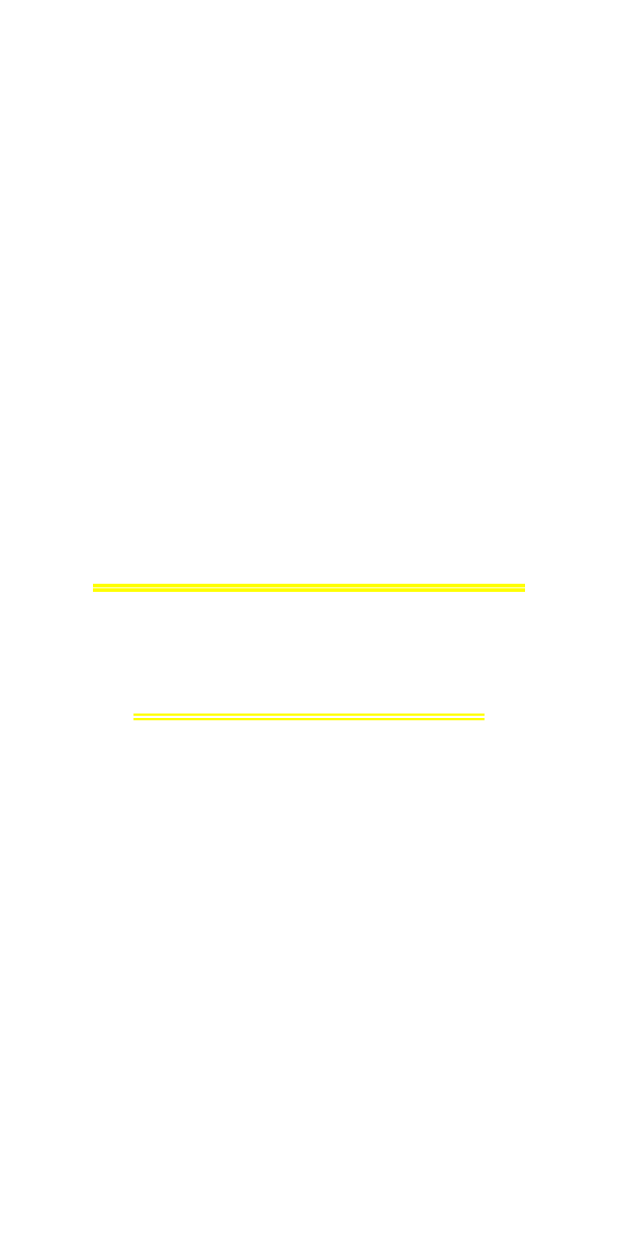
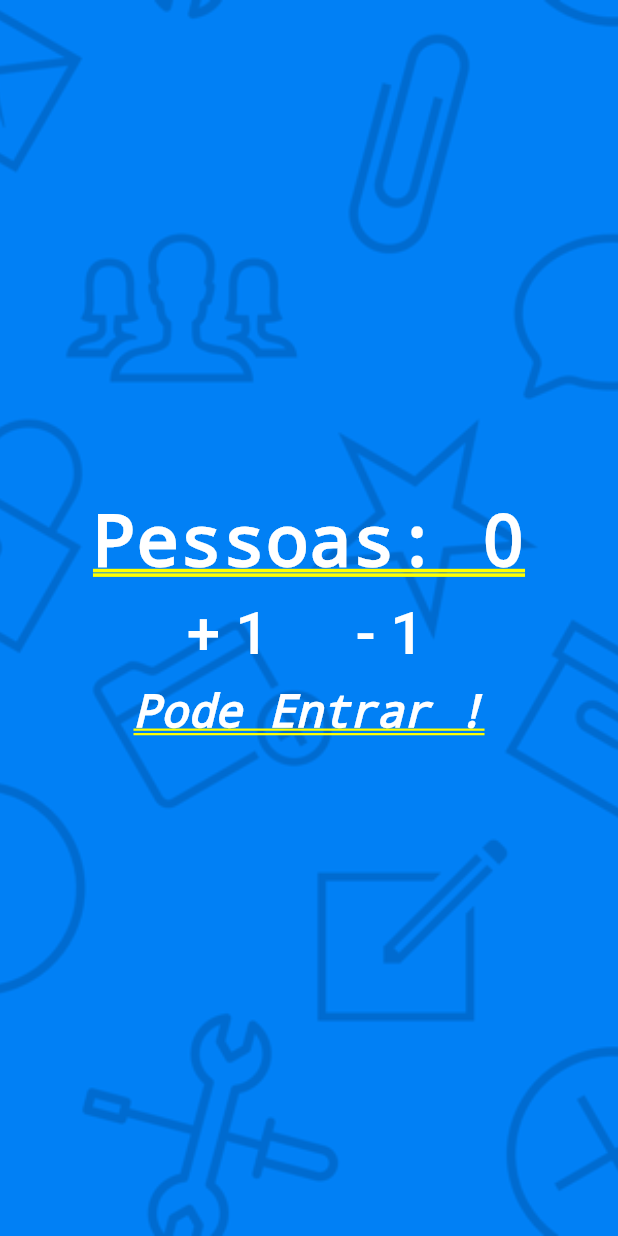
Before and after one commit to Klapowsko/contadodepessoas, a Flutter app: the screen it shows after launch, after a tap on "+ 1", on a phone screen of 412 x 824 dp. Run offline on Flutter 3.47's test engine with Material 2 defaults, Android fonts, the phone set to English and light mode, and no system bars.

```diff
--- a/lib/main.dart
+++ b/lib/main.dart
@@ -3,29 +3,41 @@ import 'package:flutter/material.dart';
 void main() {
   runApp(MaterialApp(
       title: "Contador de Pessoas",
-      home: Column(
+      home: Stack(
+        children: <Widget>[
+          Image.asset(
+            "images/background.png",
+            fit: BoxFit.cover,
+            height: 1000.0,
+          ),
+          Column(
             mainAxisAlignment: MainAxisAlignment.center,
             children: <Widget>[
               Text(
                 "Pessoas: 0",
-            style: TextStyle(color: Colors.white, fontWeight: FontWeight.bold),
+                style:
+                    TextStyle(color: Colors.white, fontWeight: FontWeight.bold),
               ),
               Row(
                 mainAxisAlignment: MainAxisAlignment.center,
                 children: <Widget>[
-              FlatButton(
-                child: Text(
-                    "+ 1",
-                    style: TextStyle(fontSize: 40.0, color: Colors.white)
+                  Padding(
+                    padding: EdgeInsets.all(10.0),
+                    child: FlatButton(
+                      child: Text("+ 1",
+                          style:
+                              TextStyle(fontSize: 40.0, color: Colors.white)),
+                      onPressed: () {},
                     ),
-                onPressed: (){},
                   ),
-              FlatButton(
-                child: Text(
-                    "- 1",
-                    style: TextStyle(fontSize: 40.0, color: Colors.white)
+                  Padding(
+                    padding: EdgeInsets.all(10.0),
+                    child: FlatButton(
+                      child: Text("- 1",
+                          style:
+                              TextStyle(fontSize: 40.0, color: Colors.white)),
+                      onPressed: () {},
                     ),
-                onPressed: (){},
                   ),
                 ],
               ),
@@ -37,5 +49,7 @@ void main() {
                     fontSize: 30.0),
               ),
             ],
+          )
+        ],
       )));
 }
--- a/pubspec.yaml
+++ b/pubspec.yaml
@@ -45,6 +45,9 @@ flutter:
   #  - images/a_dot_burr.jpeg
   #  - images/a_dot_ham.jpeg
 
+  assets:
+    - images/background.png
+
   # An image asset can refer to one or more resolution-specific "variants", see
   # https://flutter.dev/assets-and-images/#resolution-aware.
 
```
Also changed, not shown: images/background.png (added). Lines whose indentation alone changed are shown as unchanged.
